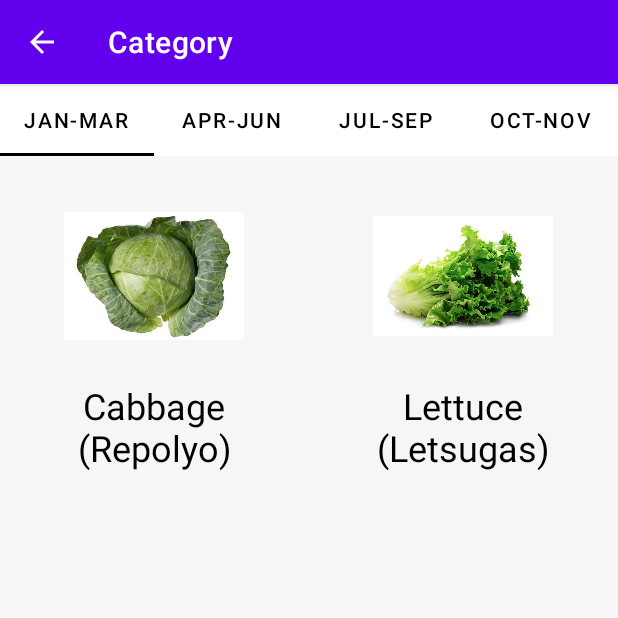
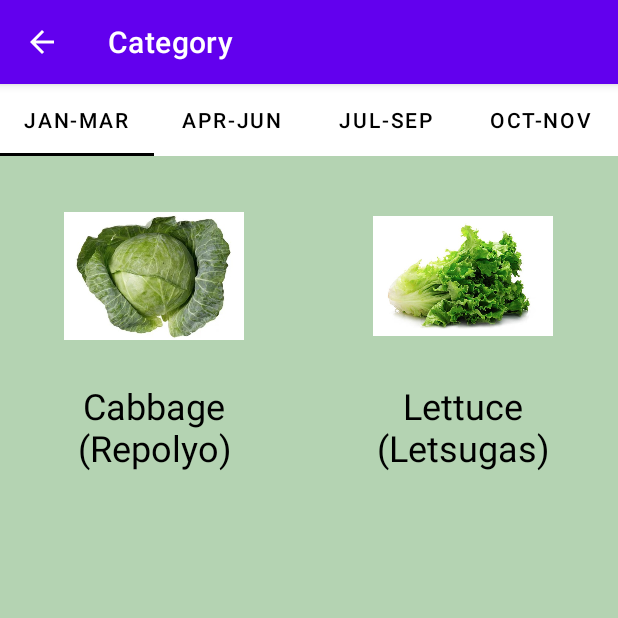
Before and after one commit to rommel1125/VegetablePlantingTutorial2, an Android app: the CategoryActivity screen opened directly, with no data from a screen before it, on a phone screen of 412 x 824 dp, the top half of it. Run offline under Robolectric (Android 15) with nearby library versions, the phone set to English and light mode, and no system bars.

Commit message:
change background color for all activity

```diff
--- a/app/src/main/res/layout/activity_category.xml
+++ b/app/src/main/res/layout/activity_category.xml
@@ -5,7 +5,7 @@
     android:layout_width="match_parent"
     android:layout_height="match_parent"
     android:orientation="vertical"
-    android:background="#F6F6F6"
+    android:background="#B4D3B2"
     tools:context=".CategoryActivity">
 
     <com.google.android.material.tabs.TabLayout
--- a/app/src/main/res/layout/activity_empty.xml
+++ b/app/src/main/res/layout/activity_empty.xml
@@ -4,7 +4,7 @@
     xmlns:tools="http://schemas.android.com/tools"
     android:layout_width="match_parent"
     android:layout_height="match_parent"
-    android:background="#F6F6F6"
+    android:background="#B4D3B2"
     tools:context=".EmptyActivity">
 
     <TextView
--- a/app/src/main/res/layout/activity_listdata.xml
+++ b/app/src/main/res/layout/activity_listdata.xml
@@ -4,7 +4,7 @@
     xmlns:tools="http://schemas.android.com/tools"
     android:layout_width="match_parent"
     android:layout_height="match_parent"
-    android:background="#F6F6F6"
+    android:background="#B4D3B2"
     android:theme="@style/ThemeOverlay.AppCompat.Dark.ActionBar"
     tools:context=".ListdataActivity"
     android:id="@+id/listDataMainLayout">
--- a/app/src/main/res/layout/activity_offline_tutorial.xml
+++ b/app/src/main/res/layout/activity_offline_tutorial.xml
@@ -4,7 +4,7 @@
     xmlns:tools="http://schemas.android.com/tools"
     android:layout_width="match_parent"
     android:layout_height="match_parent"
-    android:background="#F6F6F6"
+    android:background="#B4D3B2"
     android:theme="@style/ThemeOverlay.AppCompat.Dark.ActionBar"
     tools:context=".OfflineTutorialActivity">
 
--- a/app/src/main/res/layout/activity_planner.xml
+++ b/app/src/main/res/layout/activity_planner.xml
@@ -4,6 +4,7 @@
     xmlns:tools="http://schemas.android.com/tools"
     android:layout_width="match_parent"
     android:layout_height="match_parent"
+    android:background="#B4D3B2"
     tools:context=".PlannerActivity">
 
     <ListView
--- a/app/src/main/res/layout/fragment_home.xml
+++ b/app/src/main/res/layout/fragment_home.xml
@@ -5,7 +5,7 @@
     android:id="@+id/relativeLayout"
     android:layout_width="match_parent"
     android:layout_height="match_parent"
-    android:background="#F6F6F6">
+    android:background="#B4D3B2">
 
     <LinearLayout
         android:layout_width="match_parent"
--- a/app/src/main/res/layout/fragment_vegetables.xml
+++ b/app/src/main/res/layout/fragment_vegetables.xml
@@ -4,7 +4,7 @@
     xmlns:tools="http://schemas.android.com/tools"
     android:layout_width="match_parent"
     android:layout_height="match_parent"
-    android:background="#F6F6F6"
+    android:background="#B4D3B2"
     tools:context=".MainActivity">
 
     <ListView
--- a/app/src/main/res/layout/slide_layout.xml
+++ b/app/src/main/res/layout/slide_layout.xml
@@ -2,7 +2,7 @@
 <RelativeLayout xmlns:android="http://schemas.android.com/apk/res/android"
     android:layout_width="match_parent"
     android:layout_height="match_parent"
-    android:background="#F6F6F6">
+    android:background="#B4D3B2">
 
     <ImageView
         android:id="@+id/step_image_view"
```
